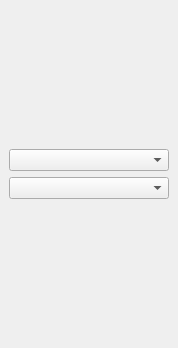
This is stripchart_dockwidget_base.ui in sickel/qgisstripchart as Qt 5 draws it before an edit. The edited form follows.
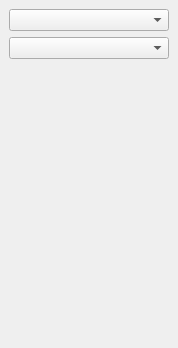
This is the edited form.

```diff
--- a/stripchart_dockwidget_base.ui
+++ b/stripchart_dockwidget_base.ui
@@ -23,6 +23,13 @@
       <item>
        <widget class="QComboBox" name="cbItem"/>
       </item>
+      <item>
+       <widget class="QLabel" name="label">
+        <property name="text">
+         <string/>
+        </property>
+       </widget>
+      </item>
      </layout>
     </item>
    </layout>
```
